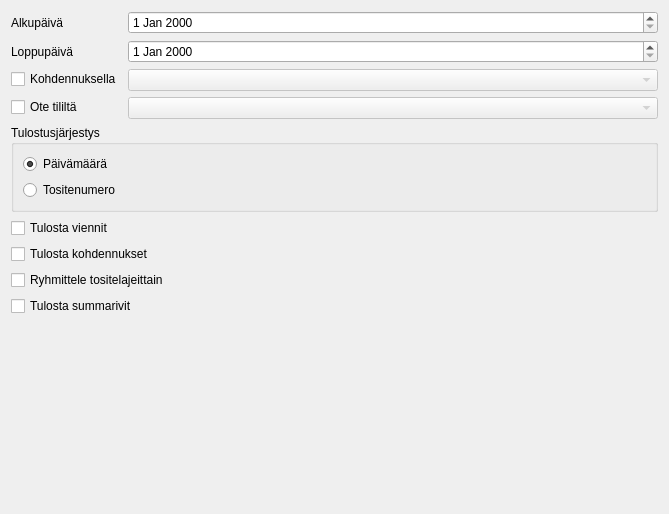
The window that kitupiikki/raportti/paivakirja.ui (artoh/kitupiikki) describes before a commit, drawn with Qt 5.
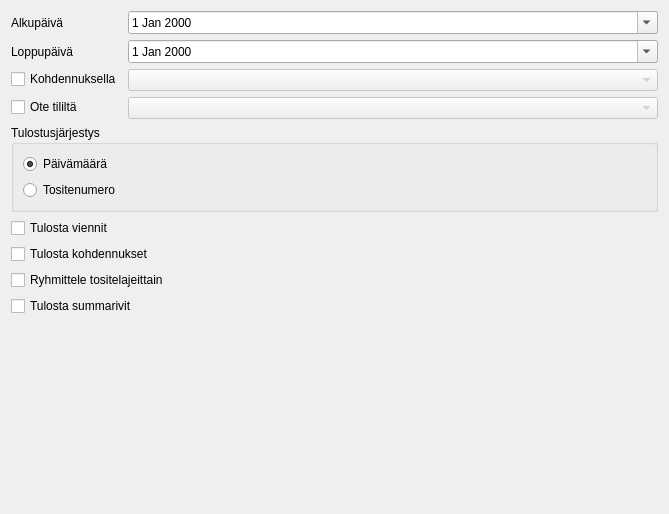
The same window after the commit. Icons and pictures are not drawn.

```diff
--- a/kitupiikki/raportti/paivakirja.ui
+++ b/kitupiikki/raportti/paivakirja.ui
@@ -27,7 +27,11 @@
       </widget>
      </item>
      <item row="0" column="1">
-      <widget class="QDateEdit" name="alkupvm"/>
+      <widget class="QDateEdit" name="alkupvm">
+       <property name="calendarPopup">
+        <bool>true</bool>
+       </property>
+      </widget>
      </item>
      <item row="1" column="0">
       <widget class="QLabel" name="label_2">
@@ -40,7 +44,11 @@
       </widget>
      </item>
      <item row="1" column="1">
-      <widget class="QDateEdit" name="loppupvm"/>
+      <widget class="QDateEdit" name="loppupvm">
+       <property name="calendarPopup">
+        <bool>true</bool>
+       </property>
+      </widget>
      </item>
      <item row="2" column="0">
       <widget class="QCheckBox" name="kohdennusCheck">
```
